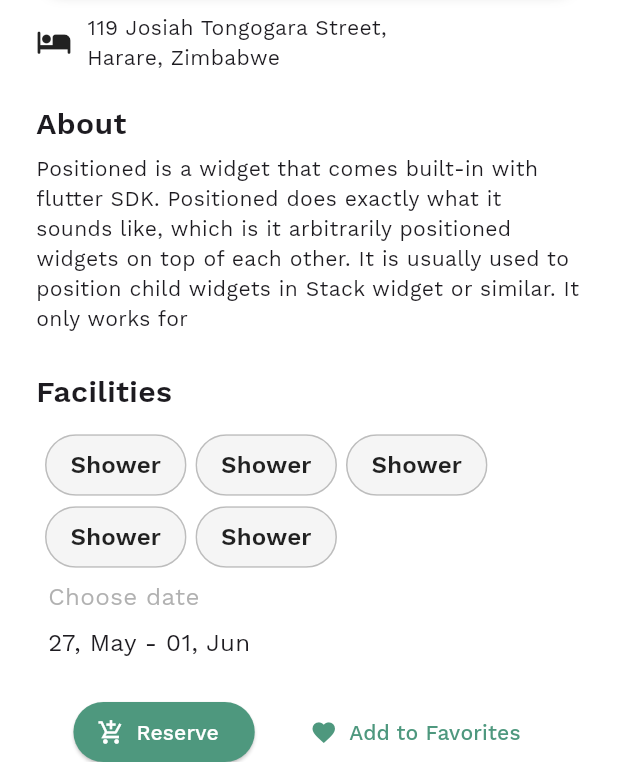
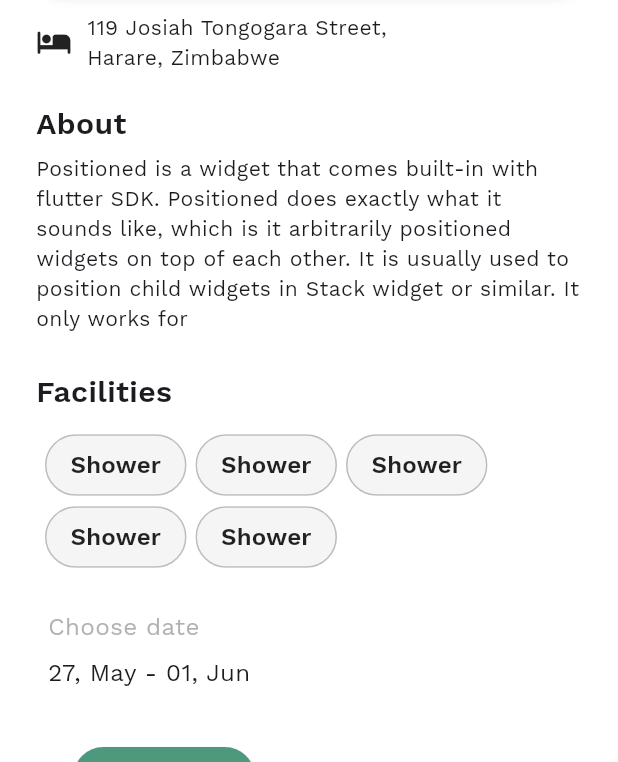
Before and after one commit to takumade/hotel-app, a Flutter app: the HotelDetailScreen screen opened directly with sample values from the repository, on a phone screen of 412 x 824 dp, the part 474-1236 px from its top. Run offline on Flutter 3.47's test engine with Material 3 defaults, Android fonts, the phone set to English and light mode, and no system bars; our stand-ins replace flutter_rating_bar, font_awesome_flutter.

Commit message:
Style the scehdule date a little bit

```diff
--- a/lib/screens/hotel_detail_screen.dart
+++ b/lib/screens/hotel_detail_screen.dart
@@ -18,8 +18,6 @@ class HotelDetailScreen extends StatefulWidget {
 }
 
 class _HotelDetailScreenState extends State<HotelDetailScreen> {
-
-
   @override
   Widget build(BuildContext context) {
     return Theme(
@@ -272,7 +270,6 @@ class HotelDetailTitle extends StatelessWidget {
   }
 }
 
-
 class ReserveDate extends StatefulWidget {
   const ReserveDate({super.key});
 
@@ -307,6 +304,7 @@ class _ReserveDateState extends State<ReserveDate> {
   @override
   Widget build(BuildContext context) {
     return Container(
+      margin: EdgeInsets.only(top: 20, bottom: 10),
       child: Material(
         color: Colors.transparent,
         child: InkWell(
@@ -318,28 +316,25 @@ class _ReserveDateState extends State<ReserveDate> {
             Radius.circular(4.0),
           ),
           onTap: () {
-                                    FocusScope.of(context)
-                                        .requestFocus(FocusNode());
+            FocusScope.of(context).requestFocus(FocusNode());
             // setState(() {
             //   isDatePopupOpen = true;
             // });
             showDemoDialog(context: context);
           },
           child: Padding(
-                                    padding: const EdgeInsets.only(
-                                        left: 8, right: 8, top: 4, bottom: 4),
+            padding:
+                const EdgeInsets.only(left: 8, right: 8, top: 4, bottom: 4),
             child: Column(
               mainAxisAlignment: MainAxisAlignment.center,
-                                      crossAxisAlignment:
-                                          CrossAxisAlignment.start,
+              crossAxisAlignment: CrossAxisAlignment.start,
               children: <Widget>[
                 Text(
                   'Choose date',
                   style: TextStyle(
                       fontWeight: FontWeight.w100,
                       fontSize: 16,
-                                              color:
-                                                  Colors.grey.withOpacity(0.8)),
+                      color: Colors.grey.withOpacity(0.8)),
                 ),
                 const SizedBox(
                   height: 8,
```
Lines whose indentation alone changed are shown as unchanged.
